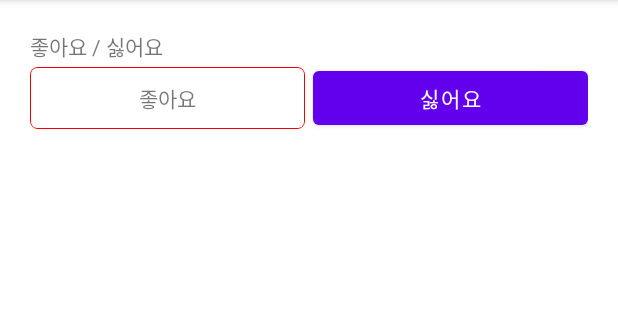
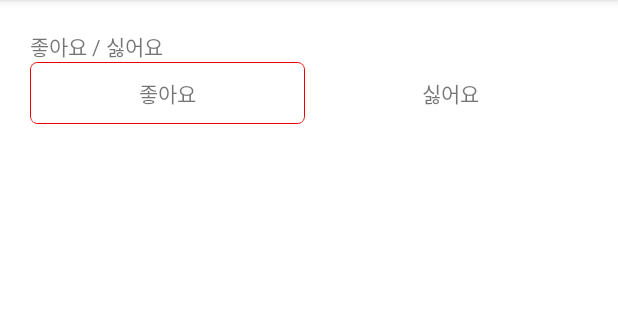
Before and after one commit to al12gether/DrawablexmlPractice_al12gether, an Android app: the screen it shows after launch (MainActivity), on a phone screen of 412 x 824 dp, the part 84-404 px from its top. Run offline under Robolectric (Android 15) with nearby library versions, the phone set to English and light mode, and no system bars.

Commit message:
우측 버튼 -> 텍스트뷰 변경 + 클릭 가능하도록 속성 추가

```diff
--- a/app/src/main/res/layout/activity_main.xml
+++ b/app/src/main/res/layout/activity_main.xml
@@ -28,11 +28,14 @@
             android:background="@drawable/red_border_round_rect"
             android:layout_weight="1" />
 
-        <Button
+        <TextView
             android:layout_width="0dp"
+            android:text="싫어요"
             android:layout_marginLeft="5dp"
+            android:clickable="true"
+            android:padding="10dp"
+            android:gravity="center"
             android:layout_height="wrap_content"
-            android:text="싫어요"
             android:layout_weight="1" />
 
 
```
